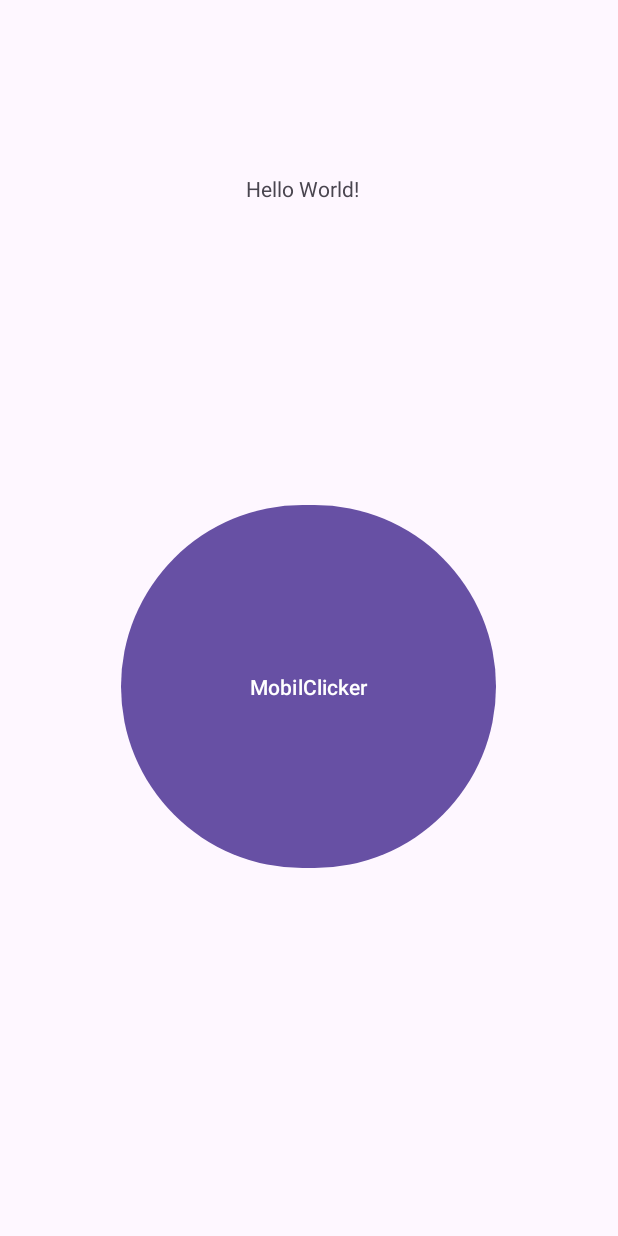
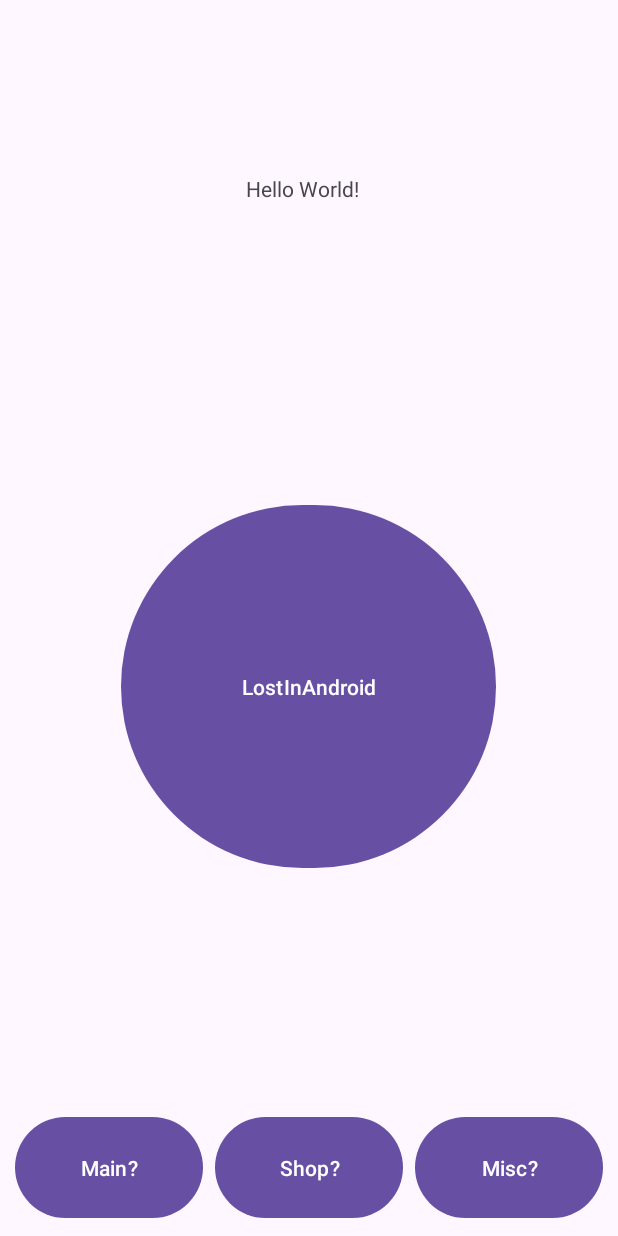
Before and after one commit to KTUccgame/Mobil, an Android app: the screen it shows after launch (MainActivity), on a phone screen of 412 x 824 dp. Run offline under Robolectric (Android 15) with nearby library versions, the phone set to English and light mode, and no system bars; our stand-ins replace Room's generated code.

Commit message:
Db implementation
Added a db with upgrades that have
id,name,amount,baseValue,baseCost

Second activity empty, will make a shop...

```diff
--- a/app/build.gradle.kts
+++ b/app/build.gradle.kts
@@ -37,7 +37,10 @@ dependencies {
     implementation(libs.material)
     implementation(libs.activity)
     implementation(libs.constraintlayout)
+    implementation(libs.room.common)
+    implementation(libs.room.runtime)
     testImplementation(libs.junit)
     androidTestImplementation(libs.ext.junit)
     androidTestImplementation(libs.espresso.core)
+    annotationProcessor(libs.room.compiler)
 }
--- a/app/src/main/AndroidManifest.xml
+++ b/app/src/main/AndroidManifest.xml
@@ -3,6 +3,7 @@
     xmlns:tools="http://schemas.android.com/tools">
 
     <application
+        android:name=".AppActivity"
         android:allowBackup="true"
         android:dataExtractionRules="@xml/data_extraction_rules"
         android:fullBackupContent="@xml/backup_rules"
@@ -12,6 +13,9 @@
         android:supportsRtl="true"
         android:theme="@style/Theme.MobilClicker"
         tools:targetApi="31">
+        <activity
+            android:name=".MainActivity2"
+            android:exported="false" />
         <activity
             android:name=".MainActivity"
             android:exported="true">
--- /dev/null
+++ b/app/src/main/java/com/example/mobilclicker/AppActivity.java
@@ -0,0 +1,16 @@
+package com.example.mobilclicker;
+
+import android.app.Application;
+import androidx.room.Room;
+
+public class AppActivity extends Application
+{
+    static AppDatabase db;
+    @Override
+    public void onCreate() {
+        super.onCreate();
+        db = Room.databaseBuilder(getApplicationContext(), AppDatabase.class, "my_app_db")
+                .allowMainThreadQueries().build();
+    }
+    public static AppDatabase getDatabase() {return db;}
+}
--- /dev/null
+++ b/app/src/main/java/com/example/mobilclicker/AppDatabase.java
@@ -0,0 +1,9 @@
+package com.example.mobilclicker;
+
+import androidx.room.Database;
+import androidx.room.RoomDatabase;
+
+@Database(entities = {Upgrade.class}, version = 1, exportSchema = false)
+public abstract class AppDatabase extends RoomDatabase {
+    public abstract UpgradeDAO upgradeDAO();
+}
--- a/app/src/main/java/com/example/mobilclicker/MainActivity.java
+++ b/app/src/main/java/com/example/mobilclicker/MainActivity.java
@@ -14,7 +14,8 @@ import androidx.core.view.ViewCompat;
 import androidx.core.view.WindowInsetsCompat;
 
 public class MainActivity extends AppCompatActivity {
-
+    AppDatabase _db;
+    UpgradeDAO _upgradeDAO;
     Button _button;
     TextView _textview;
     int score = 0;
@@ -30,15 +31,31 @@ public class MainActivity extends AppCompatActivity {
 
 
         });
+
         _button = findViewById((R.id.button));
         _textview = findViewById(R.id.textview);
+        _db = AppActivity.getDatabase();
+        _upgradeDAO = _db.upgradeDAO();
+
+        // temp upgrade
+
+        if (_upgradeDAO.getUpgradeByName("Click Multiplier") == null) {
+            Upgrade upgrdad = new Upgrade(0,"Click Multiplier",0,0.1,50);
+            _upgradeDAO.insert(upgrdad);
+        }
+
+        _upgradeDAO.incrementUpgrade(0);
+        Upgrade _upgdr = _upgradeDAO.getUpgradeByName("Click Multiplier");
+        Log.w("db", "Upgrade " + _upgdr.getName() +" "+ _upgdr.getAmount() +" "+ _upgdr.getBaseValue());
+        // temp upgrade
+
         _button.setOnClickListener(new View.OnClickListener()
         {
             @Override
             public void onClick(View view)
             {
 
-                _textview.setText("" + score++); // (""+score) works, (score) doesn't
+                _textview.setText("" + ++score); // (""+score) works, (score) doesn't
                 Log.i("i","onclick " + score); // onClick
                 // call update points here
             }
--- /dev/null
+++ b/app/src/main/java/com/example/mobilclicker/Upgrade.java
@@ -0,0 +1,40 @@
+package com.example.mobilclicker;
+
+import androidx.annotation.NonNull;
+import androidx.room.ColumnInfo;
+import androidx.room.Entity;
+import androidx.room.PrimaryKey;
+@Entity
+public class Upgrade {
+    @PrimaryKey(autoGenerate = true)
+    private long id;
+    @NonNull
+    @ColumnInfo(name = "upgrade_name")
+    private String name;
+    @ColumnInfo(name = "upgrade_amount")
+    private int amount;
+    @ColumnInfo(name = "upgrade_base_value")
+    private double baseValue;
+    @ColumnInfo(name = "upgrade_base_cost")
+    private double baseCost;
+
+    public Upgrade(long id, @NonNull String name, int amount, double baseValue, double baseCost) {
+        this.id = id;
+        this.name = name;
+        this.amount = amount;
+        this.baseValue = baseValue;
+        this.baseCost = baseCost;
+    }
+
+    public long getId() {return id;}
+    public void setId(long id) {this.id = id;}
+    @NonNull
+    public String getName() {return name;}
+    public void setName(@NonNull String name) {this.name = name;}
+    public int getAmount() {return amount;}
+    public void setAmount(int amount) {this.amount = amount;}
+    public double getBaseValue() {return baseValue;}
+    public void setBaseValue(double baseValue) {this.baseValue = baseValue;}
+    public double getBaseCost() {return baseCost;}
+    public void setBaseCost(double baseCost) {this.baseCost = baseCost;}
+}
--- /dev/null
+++ b/app/src/main/java/com/example/mobilclicker/UpgradeDAO.java
@@ -0,0 +1,25 @@
+package com.example.mobilclicker;
+
+import androidx.room.Dao;
+import androidx.room.Insert;
+import androidx.room.Query;
+
+import java.util.List;
+
+@Dao
+public interface UpgradeDAO {
+    @Insert
+    void insert(Upgrade upgrade);
+    @Query("DELETE FROM upgrade")
+    void deleteAll();
+    @Query("SELECT * from upgrade ORDER BY upgrade_name ASC")
+    List<Upgrade> getAllUpgrades();
+    @Query("SELECT * FROM upgrade WHERE id = :upgradeId LIMIT 1")
+    Upgrade getUpgradeById(long upgradeId); // specific upgrade by id
+    @Query("SELECT * FROM upgrade WHERE upgrade_name = :upgradeName LIMIT 1")
+    Upgrade getUpgradeByName(String upgradeName); // specific upgrade by name
+    @Query("UPDATE upgrade SET upgrade_amount = upgrade_amount + 1 WHERE id = :upgradeId")
+    void incrementUpgrade(long upgradeId); // upgrade++ ( buying upgrade )
+    @Query("UPDATE upgrade SET upgrade_base_cost = :newCost WHERE id = :upgradeId")
+    void updateUpgradeCost(long upgradeId, double newCost);// upgrade cost scaling
+}
--- a/app/src/main/res/layout/activity_main.xml
+++ b/app/src/main/res/layout/activity_main.xml
@@ -25,8 +25,40 @@
         android:layout_height="250dp"
         android:layout_marginEnd="81dp"
         android:layout_marginBottom="241dp"
-        android:text="@string/app_name"
+        android:text="LostInAndroid"
         app:layout_constraintBottom_toBottomOf="parent"
         app:layout_constraintEnd_toEndOf="parent" />
 
+    <Button
+        android:id="@+id/button2"
+        android:layout_width="125dp"
+        android:layout_height="75dp"
+        android:layout_marginStart="10dp"
+        android:layout_marginBottom="8dp"
+        android:text="Main?"
+        app:layout_constraintBottom_toBottomOf="parent"
+        app:layout_constraintStart_toStartOf="parent" />
+
+    <Button
+        android:id="@+id/button3"
+        android:layout_width="125dp"
+        android:layout_height="75dp"
+        android:layout_marginEnd="10dp"
+        android:layout_marginBottom="8dp"
+        android:text="Misc?"
+        app:layout_constraintBottom_toBottomOf="parent"
+        app:layout_constraintEnd_toEndOf="parent" />
+
+    <Button
+        android:id="@+id/button4"
+        android:layout_width="125dp"
+        android:layout_height="75dp"
+        android:layout_marginStart="8dp"
+        android:layout_marginEnd="8dp"
+        android:layout_marginBottom="8dp"
+        android:text="Shop?"
+        app:layout_constraintBottom_toBottomOf="parent"
+        app:layout_constraintEnd_toStartOf="@+id/button3"
+        app:layout_constraintStart_toEndOf="@+id/button2" />
+
 </androidx.constraintlayout.widget.ConstraintLayout>
--- a/gradle/libs.versions.toml
+++ b/gradle/libs.versions.toml
@@ -7,6 +7,9 @@ appcompat = "1.7.0"
 material = "1.12.0"
 activity = "1.10.0"
 constraintlayout = "2.2.0"
+roomCommon = "2.6.1"
+roomRuntime = "2.6.1"
+roomCompiler = "2.6.1"
 
 [libraries]
 junit = { group = "junit", name = "junit", version.ref = "junit" }
@@ -16,6 +19,9 @@ appcompat = { group = "androidx.appcompat", name = "appcompat", version.ref = "a
 material = { group = "com.google.android.material", name = "material", version.ref = "material" }
 activity = { group = "androidx.activity", name = "activity", version.ref = "activity" }
 constraintlayout = { group = "androidx.constraintlayout", name = "constraintlayout", version.ref = "constraintlayout" }
+room-common = { group = "androidx.room", name = "room-common", version.ref = "roomCommon" }
+room-runtime = { group = "androidx.room", name = "room-runtime", version.ref = "roomRuntime" }
+room-compiler = { group = "androidx.room", name = "room-compiler", version.ref = "roomCompiler" }
 
 [plugins]
 android-application = { id = "com.android.application", version.ref = "agp" }
```
Also changed, not shown: app/src/main/java/com/example/mobilclicker/MainActivity2.java (added, +24 -0 lines), app/src/main/res/layout/activity_main2.xml (added, +10 -0 lines).
